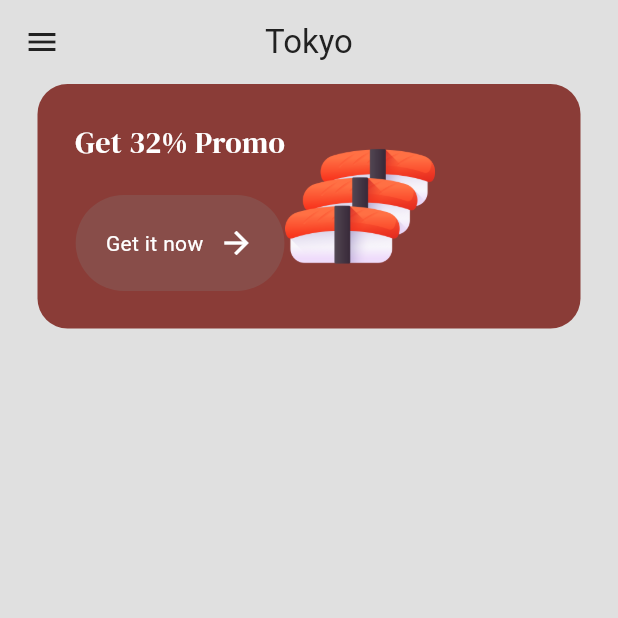
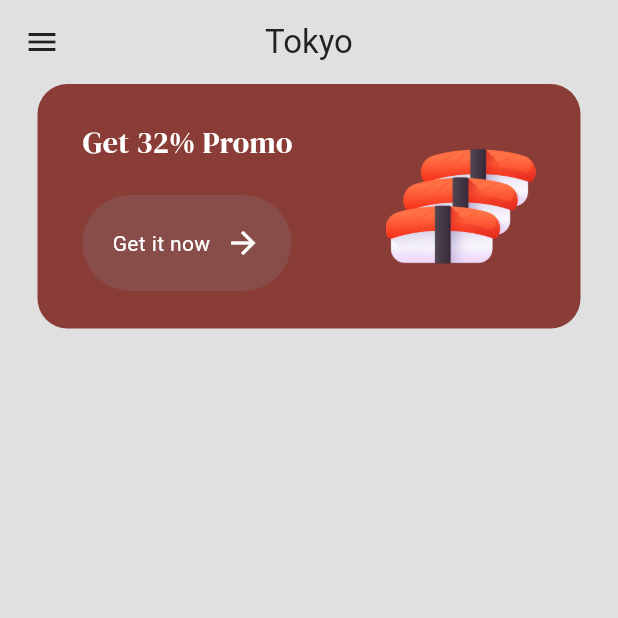
Before and after one commit to Brayan-chan/sushi_shop, a Flutter app: the MenuPage screen opened by its route, on a phone screen of 412 x 824 dp, the top half of it. Run offline on Flutter 3.47's test engine with Material 3 defaults, Android fonts, the phone set to English and light mode, and no system bars; our stand-ins replace google_fonts.

Commit message:
Asignando los espaciados y el tamaño del contenedor de las promociones

```diff
--- a/lib/pages/menu_page.dart
+++ b/lib/pages/menu_page.dart
@@ -53,11 +53,23 @@ class _MenuPageState extends State<MenuPage> {
             margin: const EdgeInsets.symmetric(horizontal: 25),
             //Definiendo el padding
             //Definiendo te tamanio del contenedor
-            padding: const EdgeInsets.all(25),
+            //Utilizamos symmetric para darle el mismo margen a todos los lados
+            padding: const EdgeInsets.symmetric(horizontal: 30, vertical: 25),
             //Creando un contenedor para el banner
             child: Row(
+              //Definiendo el tamanio del contenedor
+              //EdgeInsts sirve para definir el margen del contenedor
+              mainAxisAlignment: MainAxisAlignment.spaceBetween,
+              //Podemos utilizar igual spaceBetween o spaceAround
+              //spaceAround distribuye el espacio equitativamente
+              //spaceEvenly distribuye el espacio equitativamente
+
               children: [
                 Column(
+                  //Definiendo el tamanio del contenedor
+                  //EdgeInsts sirve para definir el margen del contenedor
+                  crossAxisAlignment: CrossAxisAlignment.start,
+
                   children: [
                     //Texto de promoción
                     //Dandole estilos al texto
@@ -88,6 +100,8 @@ class _MenuPageState extends State<MenuPage> {
             ),
           ),
 
+          const SizedBox(height: 25),
+
           //Buscador de productos
 
 
```
